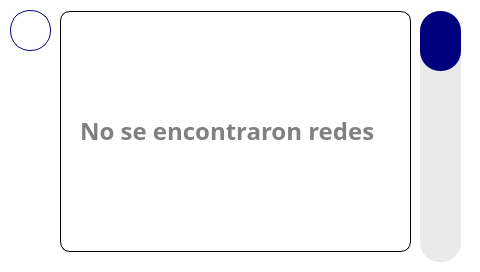
Old version of the form src/views/WifiList.ui in the repository Giocerz/water_quality_rpi.
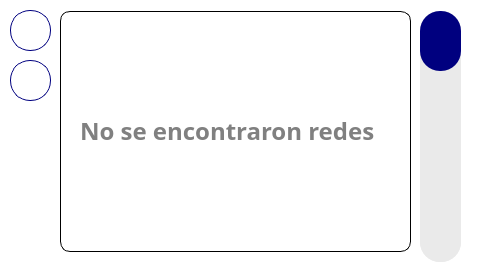
New version of the form.

Commit message: change: wifi functions for disconnect and forget

Diff of the .ui file:
```diff
--- a/src/views/WifiList.ui
+++ b/src/views/WifiList.ui
@@ -131,6 +131,22 @@
      <string>No se encontraron redes</string>
     </property>
    </widget>
+   <widget class="QPushButton" name="refreshBtn">
+    <property name="geometry">
+     <rect>
+      <x>10</x>
+      <y>60</y>
+      <width>41</width>
+      <height>41</height>
+     </rect>
+    </property>
+    <property name="styleSheet">
+     <string notr="true"/>
+    </property>
+    <property name="text">
+     <string/>
+    </property>
+   </widget>
   </widget>
  </widget>
  <resources/>
```
The commit also changes 4 other files.
